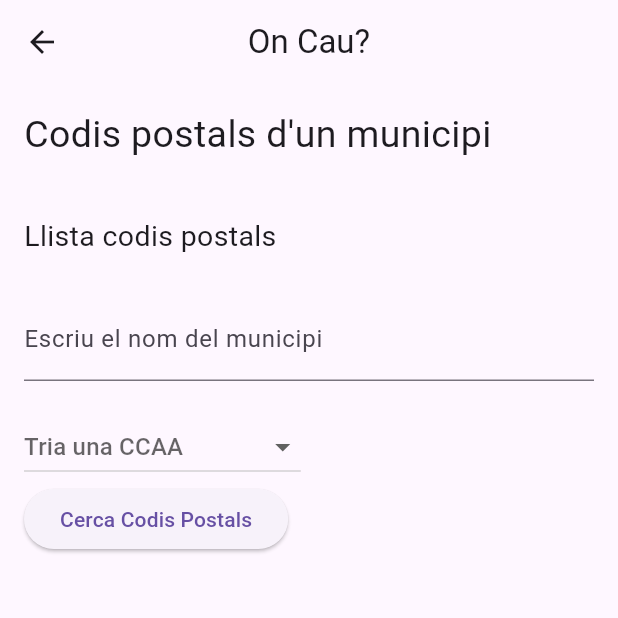
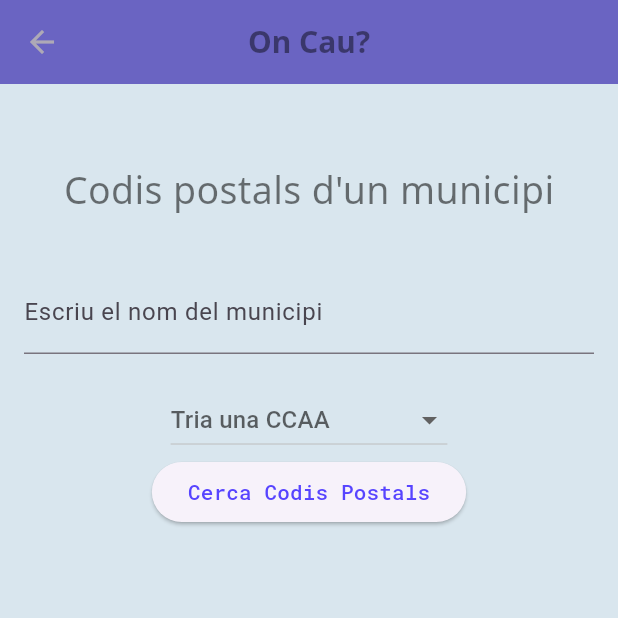
Before and after one commit to aguve/activitat_1punt4, a Flutter app: the screen it shows after launch, after a tap on "Cerca per municipi", on a phone screen of 412 x 824 dp, the top half of it. Run offline on Flutter 3.47's test engine with Material 3 defaults, Android fonts, the phone set to English and light mode, and no system bars; our stand-ins replace google_fonts.

Commit message:
Styles added

```diff
--- a/lib/main.dart
+++ b/lib/main.dart
@@ -1,4 +1,5 @@
 import 'package:activitat_1punt4/screens/postal_code_screen.dart';
+import 'package:activitat_1punt4/styles/app_styles.dart';
 import 'package:flutter/material.dart';
 
 void main() {
@@ -12,9 +13,7 @@ class PostalApp extends StatelessWidget {
   Widget build(BuildContext context) {
     return MaterialApp(
       title: 'On Cau?',
-      theme: ThemeData(
-        primarySwatch: Colors.blue,
-      ),
+      theme: AppStyles.themeData,
       home: const PostalCodeScreen(),
     );
   }
--- a/lib/screens/city_name_screen.dart
+++ b/lib/screens/city_name_screen.dart
@@ -1,4 +1,5 @@
 // city_name_screen.dart
+import 'package:activitat_1punt4/styles/app_styles.dart';
 import 'package:flutter/material.dart';
 import 'package:activitat_1punt4/models/postal_code_info.dart';
 import 'package:activitat_1punt4/services/city_postal_code_service.dart';
@@ -67,26 +68,21 @@ class _CityNameScreenState extends State<CityNameScreen> {
   Widget build(BuildContext context) {
     return Scaffold(
       appBar: AppBar(
-        title: const Text('On Cau?'),
+        title: Text(
+          'On Cau?',
+          style: AppStyles.screenSubTitle,
+        ),
         centerTitle: true,
       ),
       body: Center(
         child: Padding(
           padding: const EdgeInsets.all(16.0),
           child: Column(
-            crossAxisAlignment: CrossAxisAlignment.start,
+            crossAxisAlignment: CrossAxisAlignment.center,
             children: [
-              const Text(
-                'Codis postals d\'un municipi\n',
-                style: TextStyle(
-                  fontSize: 25,
-                ),
-              ),
-              const Text(
-                'Llista codis postals\n',
-                style: TextStyle(
-                  fontSize: 19,
-                ),
+              Text(
+                '\nCodis postals d\'un municipi\n',
+                style: AppStyles.screenTitle,
               ),
               TextField(
                 decoration: const InputDecoration(
@@ -173,7 +169,10 @@ class _CityNameScreenState extends State<CityNameScreen> {
                     _buscarCodigosPostales(comaut, _municipi);
                   }
                 },
-                child: const Text('Cerca Codis Postals'),
+                child: Text(
+                  'Cerca Codis Postals',
+                  style: AppStyles.buttonsText,
+                ),
               ),
               const SizedBox(height: 20),
               if (_isLoading)
--- a/lib/screens/postal_code_screen.dart
+++ b/lib/screens/postal_code_screen.dart
@@ -2,6 +2,7 @@
 import 'package:activitat_1punt4/models/location_data.dart';
 import 'package:activitat_1punt4/screens/city_name_screen.dart';
 import 'package:activitat_1punt4/services/postal_code_service.dart';
+import 'package:activitat_1punt4/styles/app_styles.dart';
 import 'package:flutter/material.dart';
 import 'package:url_launcher/url_launcher.dart';
 
@@ -68,7 +69,10 @@ class _PostalCodeScreenState extends State<PostalCodeScreen> {
   Widget build(BuildContext context) {
     return Scaffold(
       appBar: AppBar(
-        title: const Text('On Cau?'),
+        title: Text(
+          'On Cau?',
+          style: AppStyles.screenSubTitle,
+        ),
         centerTitle: true,
       ),
       body: SingleChildScrollView(
@@ -76,9 +80,9 @@ class _PostalCodeScreenState extends State<PostalCodeScreen> {
         child: Column(
           mainAxisAlignment: MainAxisAlignment.center,
           children: [
-            const Text(
-              'Cerca un municipi\n',
-              style: TextStyle(fontSize: 19),
+            Text(
+              '\nCerca un municipi\n',
+              style: AppStyles.screenTitle,
             ),
             TextField(
               controller: _postalCodeController,
@@ -94,7 +98,10 @@ class _PostalCodeScreenState extends State<PostalCodeScreen> {
               children: [
                 ElevatedButton(
                   onPressed: _fetchCityName,
-                  child: const Text('Cerca un municipi'),
+                  child: Text(
+                    'Cerca un municipi',
+                    style: AppStyles.buttonsText,
+                  ),
                 ),
                 const SizedBox(width: 10),
                 if (_locationData != null)
@@ -103,7 +110,10 @@ class _PostalCodeScreenState extends State<PostalCodeScreen> {
                             _locationData?.longitude != null
                         ? _openMaps
                         : null,
-                    child: const Text('Veure a\nGoogle Maps'),
+                    child: Text(
+                      'Google Maps',
+                      style: AppStyles.buttonsText,
+                    ),
                   ),
               ],
             ),
@@ -113,10 +123,11 @@ class _PostalCodeScreenState extends State<PostalCodeScreen> {
               Text(_errorMessage!, style: const TextStyle(color: Colors.red)),
             if (_locationData != null)
               Text(
-                'Municipi: ${_locationData?.placeName}'
-                '\nLatitud: ${_locationData?.latitude}'
-                '\nLongitud: ${_locationData?.longitude}',
-                style: const TextStyle(fontSize: 20),
+                'Municipi: ${_locationData?.placeName}\n'
+                /* '\nLatitud: ${_locationData?.latitude}'
+                '\nLongitud: ${_locationData?.longitude}' */
+                ,
+                style: AppStyles.otherText,
               ),
             const SizedBox(height: 24),
             ElevatedButton(
@@ -128,7 +139,10 @@ class _PostalCodeScreenState extends State<PostalCodeScreen> {
                   ),
                 );
               },
-              child: const Text('Cerca per municipi'),
+              child: Text(
+                'Cerca per municipi',
+                style: AppStyles.buttonsText,
+              ),
             ),
           ],
         ),
--- /dev/null
+++ b/lib/styles/app_styles.dart
@@ -0,0 +1,39 @@
+import 'package:flutter/material.dart';
+import 'package:google_fonts/google_fonts.dart';
+
+class AppStyles {
+  static TextStyle screenTitle = TextStyle(
+    fontSize: 25,
+    color: Colors.black54,
+    fontFamily: GoogleFonts.notoSans().fontFamily,
+  );
+
+  static TextStyle screenSubTitle = TextStyle(
+    fontSize: 20,
+    fontWeight: FontWeight.bold,
+    color: Colors.black45,
+    fontFamily: GoogleFonts.notoSans().fontFamily,
+  );
+
+  static TextStyle buttonsText = TextStyle(
+    color: const Color.fromARGB(255, 87, 68, 255),
+    fontFamily: GoogleFonts.robotoMono().fontFamily,
+  );
+
+  static TextStyle otherText = TextStyle(
+    fontSize: 18,
+    color: const Color.fromARGB(171, 0, 0, 0),
+    fontFamily: GoogleFonts.notoSans().fontFamily,
+  );
+
+  static AppBarTheme appBarTheme = AppBarTheme(
+    backgroundColor: const Color.fromARGB(255, 106, 100, 194),
+    foregroundColor: const Color.fromARGB(221, 184, 180, 180),
+    centerTitle: true,
+    titleTextStyle: screenSubTitle,
+  );
+
+  static ThemeData themeData = ThemeData(
+      appBarTheme: appBarTheme,
+      scaffoldBackgroundColor: const Color.fromARGB(255, 217, 230, 238));
+}
--- a/pubspec.yaml
+++ b/pubspec.yaml
@@ -39,6 +39,7 @@ dependencies:
   # The following adds the Cupertino Icons font to your application.
   # Use with the CupertinoIcons class for iOS style icons.
   cupertino_icons: ^1.0.8
+  google_fonts: ^6.2.1
 
 dev_dependencies:
   flutter_test:
```
Also changed, not shown: pubspec.lock, 1 other file.
